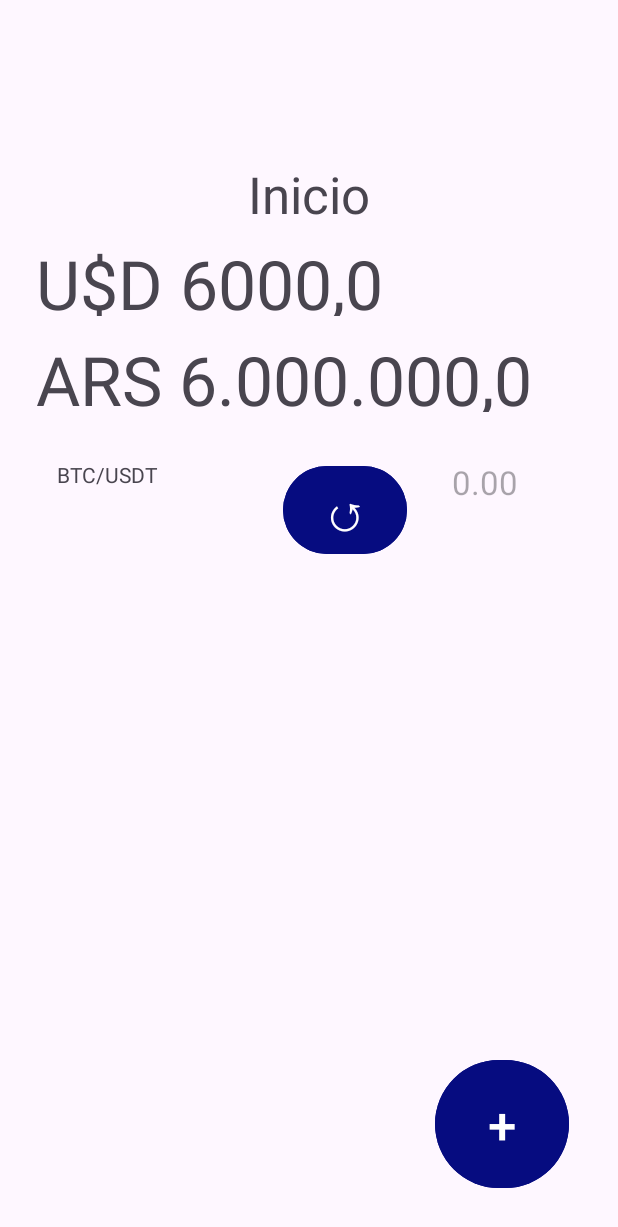
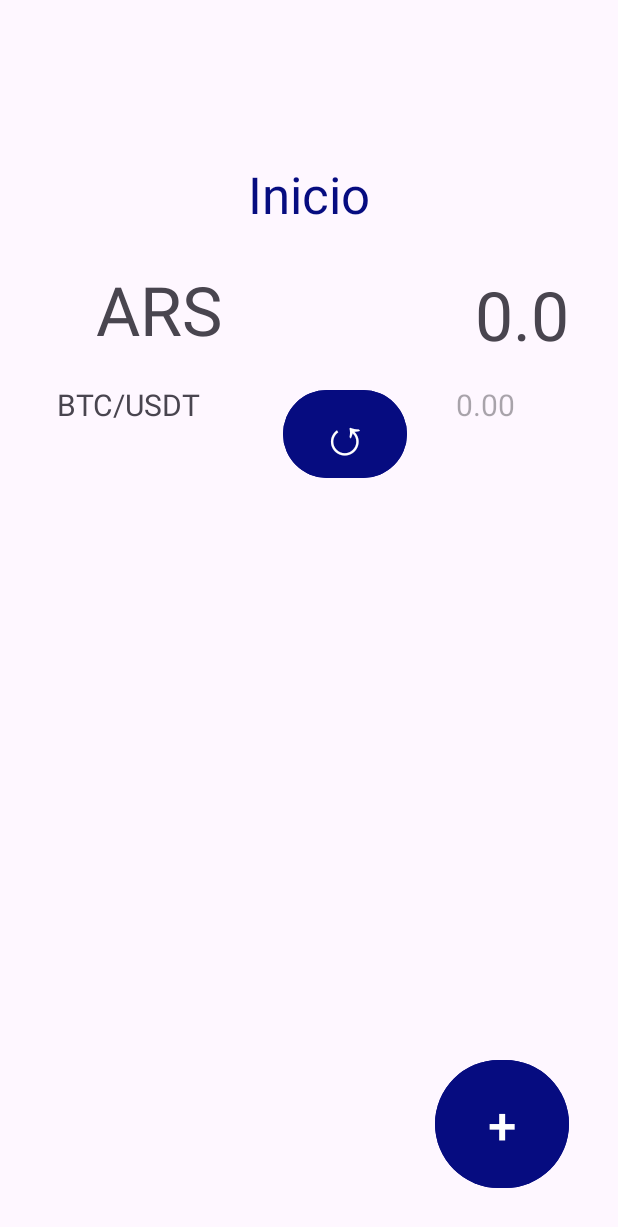
Before and after one commit to ffranco96/KotlinProject, an Android app: the screen it shows after launch (HomeActivity), after a tap on "Acceder", on a phone screen of 412 x 824 dp. Shown: the top 1227 px of the screen. Run offline under Robolectric (Android 15) with nearby library versions, the phone set to English and light mode, and no system bars; our stand-ins replace Room's generated code; Roboto replaces fonts that are not available here.

Commit message:
Added condition to update textView in HomeStartFragment view: The sum of amounts saved in BALANCES table will be shown in a textView. In case BALANCES table has no records, 0 will be shown inside that textview. Added RET_TRUE and RET_FALSE to App companion object. This will be used to manage returns temporarily, while we don't use exceptions. UI modifications in fragment_home_start.xml.

```diff
--- a/app/src/main/java/com/example/kotlinproject/App.kt
+++ b/app/src/main/java/com/example/kotlinproject/App.kt
@@ -6,6 +6,8 @@ import android.content.Context
 class App: Application() {
     companion object{
         lateinit var context: Context
+        const val RET_TRUE:Int = 1
+        const val RET_FALSE:Int = 0
     }
 
     override fun onCreate(){
--- a/app/src/main/java/com/example/kotlinproject/fragments/HomeStartFragment.kt
+++ b/app/src/main/java/com/example/kotlinproject/fragments/HomeStartFragment.kt
@@ -14,6 +14,7 @@ import android.widget.Button
 import android.widget.TextView
 import androidx.recyclerview.widget.LinearLayoutManager
 import androidx.recyclerview.widget.RecyclerView
+import com.example.kotlinproject.App
 import com.example.kotlinproject.R
 import com.example.kotlinproject.activities.AddRegActivity
 import com.example.kotlinproject.adapters.RecordsAdapter
@@ -23,6 +24,8 @@ import com.example.kotlinproject.services.CryptoValuesService
 
 class HomeStartFragment : Fragment() {
     var textBtcValue: TextView? = null
+    var textFirstCurrencyBalance: TextView? = null
+
     //@todo en esta screen se puede agregar un selector de moneda que, de paso, active un intent para mostrar su precio
     val receiver = object: BroadcastReceiver() {
         override fun onReceive(context: Context?, intent: Intent?) {
@@ -43,7 +46,13 @@ class HomeStartFragment : Fragment() {
         val intentFilter = IntentFilter(CryptoValuesService.ACTION_CRYPTO_VALUES)
         activity?.registerReceiver(receiver, intentFilter)
         super.onResume()
-        RecordsProvider.getProvider().updateTotalBalance()
+        val provider = RecordsProvider.getProvider()
+        if(provider.updateTotalBalance() == App.RET_FALSE){
+            textFirstCurrencyBalance?.text = 0.0.toString()
+        } else {
+            val obtainedTotalsReg = provider.getDb().balancesDao().getTotalsReg()
+            textFirstCurrencyBalance?.text = obtainedTotalsReg.amount.toString()
+        }
     }
 
     override fun onPause() {
@@ -58,6 +67,7 @@ class HomeStartFragment : Fragment() {
         // Inflate the layout for this fragment
         val rootView = inflater.inflate(R.layout.fragment_home_start, container, false)
         textBtcValue = rootView.findViewById(R.id.textBtcValue)
+        textFirstCurrencyBalance = rootView.findViewById(R.id.textViewFirstCurrencyBalance)
 
         val buttonAddReg = rootView.findViewById<Button>(R.id.addRegButton)
         buttonAddReg.setOnClickListener {
--- a/app/src/main/java/com/example/kotlinproject/model/RecordsProvider.kt
+++ b/app/src/main/java/com/example/kotlinproject/model/RecordsProvider.kt
@@ -52,7 +52,8 @@ class RecordsProvider {
     "Vehiculos", "Matenimiento vehiculos", "Recitales y eventos", "Salud", "Estudios particulares", "Medicaments e insumos",
     "Hobbies", "Pintura, dibujo y fotografia", "Inversiones y finanzas", "Salario") //@todo quiza se pueda hacer con los ids tomados del otro mutableList
 
-    fun updateTotalBalance(){
+    fun updateTotalBalance(): Int{
+        var iRet: Int
         if(db.balancesDao().countBalances() > 0) {
             // Obtain current records and perform total amount operation
             var auxTotal : Double = 0.0
@@ -66,10 +67,12 @@ class RecordsProvider {
             Log.d("Debugger", "Nuevo total: $auxTotal")
             obtainedTotalsReg.amount = auxTotal
             db.balancesDao().updateTotalsReg(obtainedTotalsReg)
+            iRet = App.RET_TRUE
         } else {
-            // TODO manage error
             Log.d("Errors", "No hay registros en la tabla de balances")
+            iRet = App.RET_FALSE
         }
+        return iRet // TODO manage errors with exceptions
     }
 
     // Every time notes are added, also listeners are executed
@@ -103,4 +106,8 @@ class RecordsProvider {
     fun getCategoriesIdsList():MutableList<String>{
         return categoriesIds
     }
+
+    fun getDb():AppDataBase{
+        return db
+    }
 }
--- a/app/src/main/res/layout/fragment_home_start.xml
+++ b/app/src/main/res/layout/fragment_home_start.xml
@@ -15,6 +15,7 @@
         android:layout_marginTop="16dp"
         android:fontFamily="@font/roboto_medium"
         android:text="Inicio"
+        android:textColor="@color/dark_blue"
         android:textSize="@dimen/title_size"
         app:layout_constraintStart_toStartOf="parent"
         app:layout_constraintTop_toTopOf="parent" />
@@ -23,33 +24,22 @@
         android:id="@+id/recyclerRegs"
         android:layout_width="403dp"
         android:layout_height="431dp"
+        android:layout_marginTop="52dp"
         app:layout_constraintEnd_toEndOf="parent"
         app:layout_constraintStart_toStartOf="parent"
         app:layout_constraintTop_toBottomOf="@+id/linearLayout" />
 
     <TextView
-        android:id="@+id/viewFirstCurrency"
-        android:layout_width="364dp"
-        android:layout_height="52dp"
-        android:layout_marginTop="68dp"
-        android:text="U$D 6000,0"
+        android:id="@+id/textViewFirstCurrencyBalance"
+        android:layout_width="177dp"
+        android:layout_height="49dp"
+        android:layout_marginTop="27dp"
+        android:layout_marginEnd="32dp"
+        android:text="0.0"
+        android:textAlignment="textEnd"
         android:textSize="@dimen/amount_size"
         app:layout_constraintEnd_toEndOf="parent"
-        app:layout_constraintHorizontal_bias="0.489"
-        app:layout_constraintStart_toStartOf="parent"
-        app:layout_constraintTop_toTopOf="parent" />
-
-    <TextView
-        android:id="@+id/viewFirstCurrency2"
-        android:layout_width="364dp"
-        android:layout_height="52dp"
-        android:layout_marginTop="12dp"
-        android:text="ARS 6.000.000,0"
-        android:textSize="@dimen/amount_size"
-        app:layout_constraintEnd_toEndOf="parent"
-        app:layout_constraintHorizontal_bias="0.489"
-        app:layout_constraintStart_toStartOf="parent"
-        app:layout_constraintTop_toBottomOf="@+id/viewFirstCurrency" />
+        app:layout_constraintTop_toBottomOf="@+id/textView3" />
 
     <Button
         android:id="@+id/addRegButton"
@@ -68,18 +58,19 @@
         android:id="@+id/linearLayout"
         android:layout_width="337dp"
         android:layout_height="71dp"
-        android:layout_marginTop="32dp"
+        android:layout_marginTop="30dp"
         android:orientation="horizontal"
         app:layout_constraintEnd_toEndOf="parent"
         app:layout_constraintStart_toStartOf="parent"
-        app:layout_constraintTop_toBottomOf="@+id/viewFirstCurrency2">
+        app:layout_constraintTop_toBottomOf="@+id/textViewFirstCurrency">
 
         <TextView
             android:id="@+id/labelBtcUSDT"
             android:layout_width="179dp"
             android:layout_height="match_parent"
             android:layout_weight="1"
-            android:text="BTC/USDT" />
+            android:text="BTC/USDT"
+            android:textSize="20sp" />
 
         <Button
             android:id="@+id/buttonUpdValues"
@@ -98,8 +89,21 @@
             android:layout_weight="1"
             android:hint="0.00"
             android:textAlignment="center"
-            android:textAppearance="@style/TextAppearance.AppCompat.Large" />
+            android:textAppearance="@style/TextAppearance.AppCompat.Large"
+            android:textSize="20sp" />
 
     </LinearLayout>
 
+    <TextView
+        android:id="@+id/textViewFirstCurrency"
+        android:layout_width="113dp"
+        android:layout_height="@dimen/textView_heightAmount"
+        android:layout_marginStart="48dp"
+        android:layout_marginTop="24dp"
+        android:text="@string/text_view_first_fiat_currency"
+        android:textAlignment="center"
+        android:textSize="@dimen/amount_size"
+        app:layout_constraintStart_toStartOf="parent"
+        app:layout_constraintTop_toBottomOf="@+id/textView3" />
+
 </androidx.constraintlayout.widget.ConstraintLayout>
--- a/app/src/main/res/values/dimens.xml
+++ b/app/src/main/res/values/dimens.xml
@@ -1,4 +1,5 @@
 <resources>
     <dimen name="title_size">34sp</dimen>
     <dimen name="amount_size">45sp</dimen>
+    <dimen name="textView_heightAmount">50sp</dimen>
 </resources>
--- a/app/src/main/res/values/strings.xml
+++ b/app/src/main/res/values/strings.xml
@@ -3,6 +3,9 @@
     <!-- Strings used for fragments for navigation -->
 
     <string name="title_activity_home">HomeActivity</string>
-    <!-- TODO: Remove or change this placeholder text -->
-    <string name="hello_blank_fragment">Hello blank fragment</string>
+    <string name="text_view_first_fiat_currency">ARS</string>
+    <string name="text_view_second_fiat_currency">USD</string>
+    <string name="text_view_first_cripto_currency">USDT</string>
+    <string name="text_view_second_cripto_currency">BTC</string>
+    <string name="text_view_third_cripto_currency">ETH</string>
 </resources>
```
